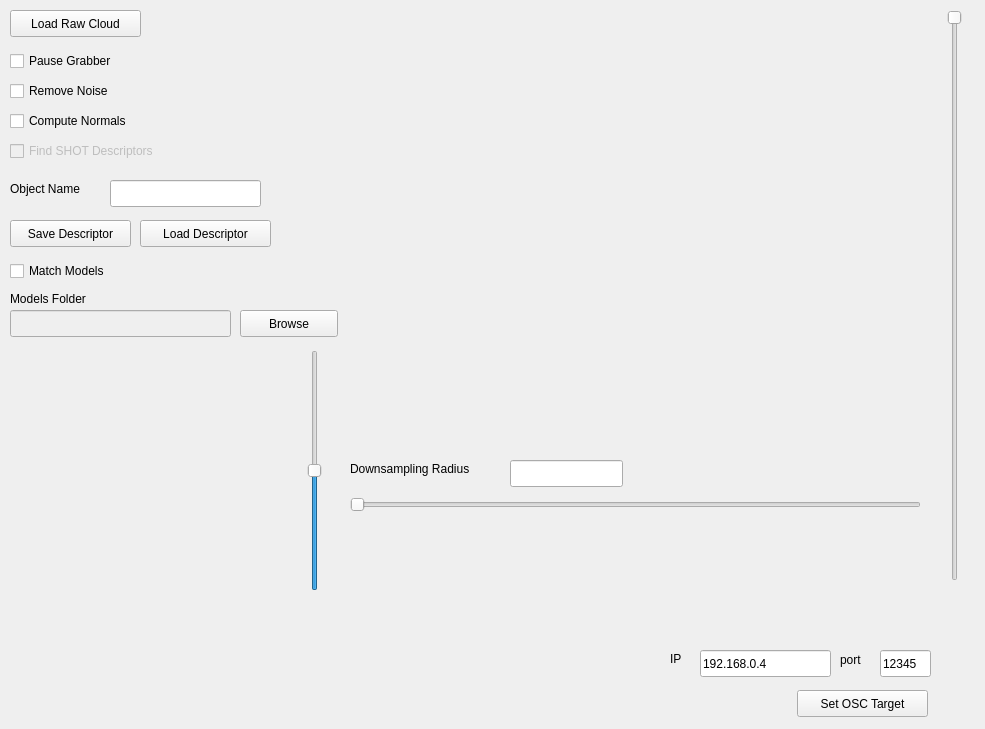
Before: the Qt Designer form KPO_GUI/kpoAppGui.ui in jbeuckm/kinect_pcl_osc_qt, drawn with Qt 5.
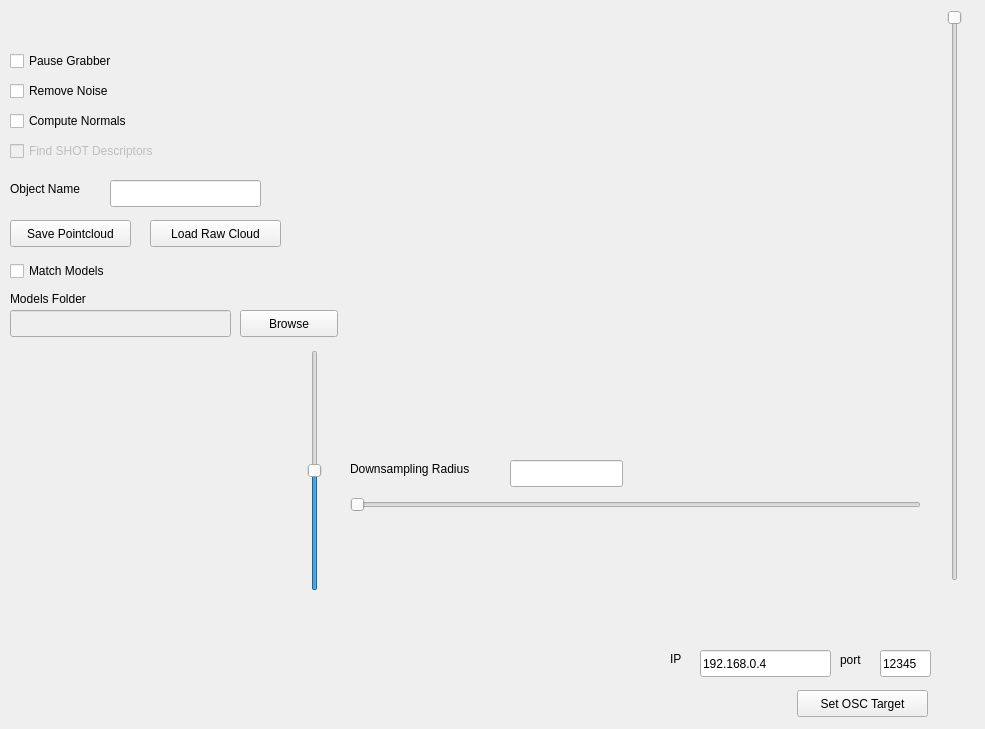
After: the same form once the commit is applied. Custom widgets are drawn as their Qt base class.

What changed in the file:
```diff
--- a/KPO_GUI/kpoAppGui.ui
+++ b/KPO_GUI/kpoAppGui.ui
@@ -97,7 +97,7 @@
      </rect>
     </property>
     <property name="text">
-     <string>Save Descriptor</string>
+     <string>Save Pointcloud</string>
     </property>
    </widget>
    <widget class="QLineEdit" name="objectNameTextInput">
@@ -136,24 +136,11 @@
      <string>Match Models</string>
     </property>
    </widget>
-   <widget class="QPushButton" name="loadDescriptorButton">
-    <property name="geometry">
-     <rect>
-      <x>140</x>
-      <y>220</y>
-      <width>131</width>
-      <height>27</height>
-     </rect>
-    </property>
-    <property name="text">
-     <string>Load Descriptor</string>
-    </property>
-   </widget>
    <widget class="QPushButton" name="loadRawCloudButton">
     <property name="geometry">
      <rect>
-      <x>10</x>
-      <y>10</y>
+      <x>150</x>
+      <y>220</y>
       <width>131</width>
       <height>27</height>
      </rect>
```
Left out of the diff: 2 changed lines with no effect on the pictures.
